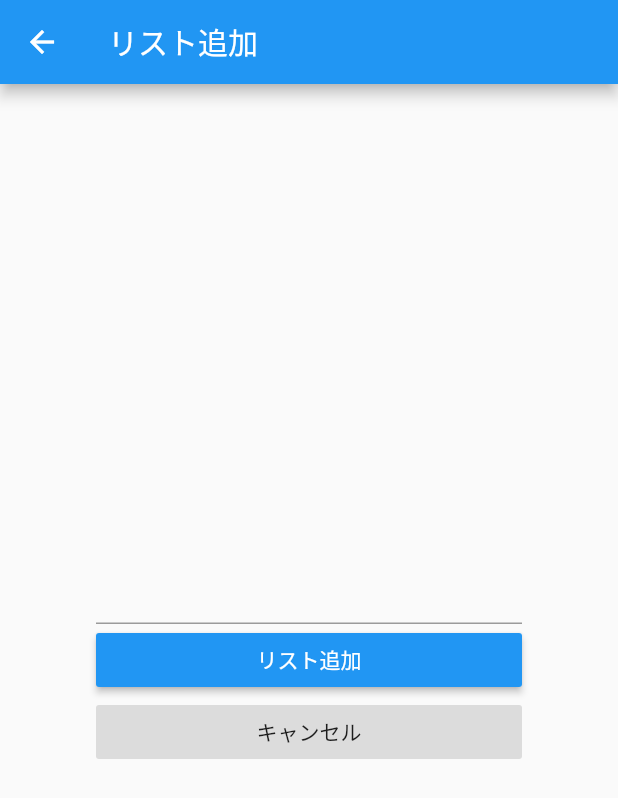
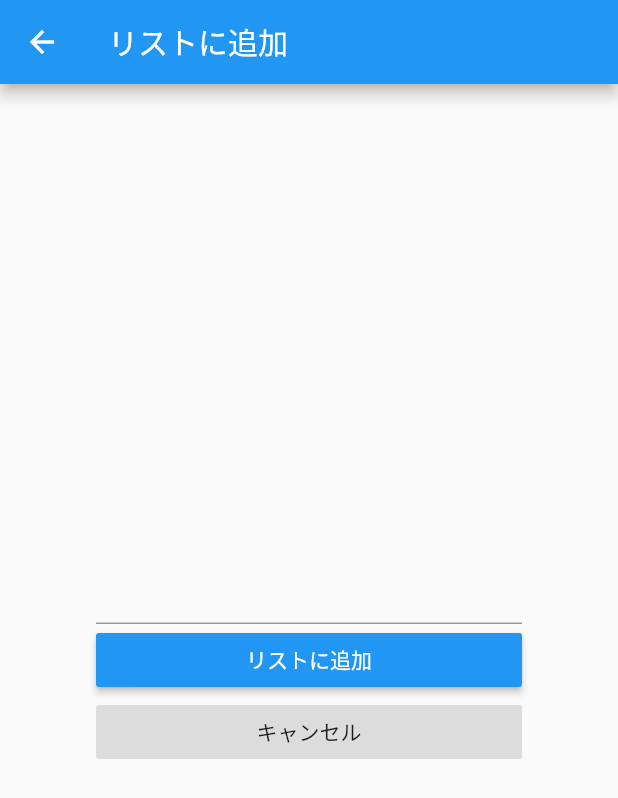
Before and after one commit to ShoHIOKI/test, a Flutter app: the TodoAddPage screen opened directly, on a phone screen of 412 x 824 dp. Shown: the top 798 px of the screen. Run offline on Flutter 3.47's test engine with Material 2 defaults, Android fonts, the phone set to English and light mode, and no system bars.

Commit message:
test "リスト追加"→"リストに追加"

```diff
--- a/lib/main.dart
+++ b/lib/main.dart
@@ -78,7 +78,7 @@ class TodoAddPage extends StatelessWidget {
   Widget build(BuildContext context) {
     return Scaffold(
       appBar: AppBar(
-        title: Text('リスト追加'),
+        title: Text('リストに追加'),
       ),
       body: Container(
         //余白をつける
@@ -95,7 +95,7 @@ class TodoAddPage extends StatelessWidget {
               child: RaisedButton(
                 color: Colors.blue,
                 onPressed: (){},
-                child: Text('リスト追加',style: TextStyle(color: Colors.white)),
+                child: Text('リストに追加',style: TextStyle(color: Colors.white)),
               ),
             ),
             Container(
```
